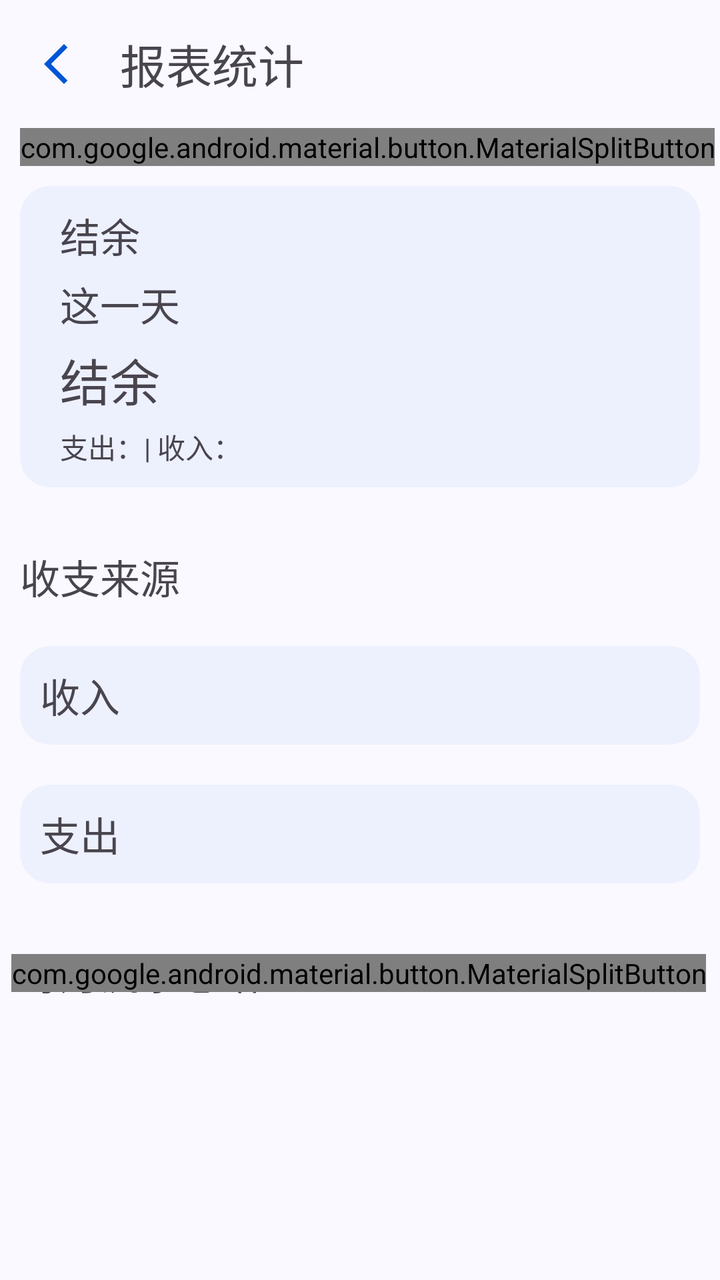
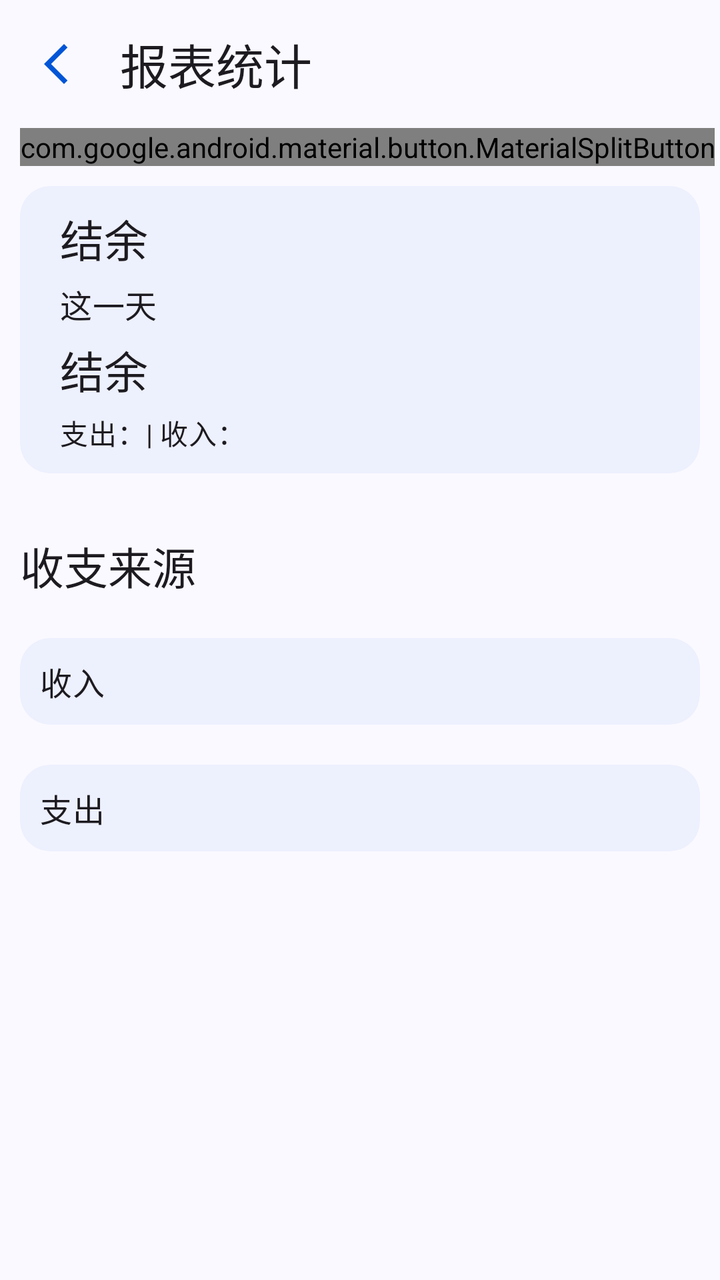

An Android layout rendered at two revisions. The XML below is the earlier revision; the diff shows what the commit changed to produce the second picture.
<!-- AndroidManifest.xml: application theme Theme.ManagerAssistant.Static -->
<!-- res/layout/activity_report.xml -->
<?xml version="1.0" encoding="utf-8"?>
<androidx.constraintlayout.widget.ConstraintLayout xmlns:android="http://schemas.android.com/apk/res/android"
    xmlns:app="http://schemas.android.com/apk/res-auto"
    xmlns:tools="http://schemas.android.com/tools"
    style="@style/CommonPageStyle"
    android:layout_width="match_parent"
    android:layout_height="match_parent"
    tools:context=".ui.pages.home.report.ReportActivity">

    <com.google.android.material.appbar.MaterialToolbar
        android:id="@+id/toolbar"
        android:layout_width="match_parent"
        android:layout_height="?attr/actionBarSize"
        app:layout_constraintEnd_toEndOf="parent"
        app:layout_constraintStart_toStartOf="parent"
        app:layout_constraintTop_toTopOf="parent"
        app:navigationIcon="@drawable/baseline_arrow_back_ios_new_24"
        app:title="@string/title_report" />

    <com.google.android.material.button.MaterialSplitButton
        android:id="@+id/date_select_split_btn"
        android:layout_width="wrap_content"
        android:layout_height="wrap_content"
        android:layout_marginStart="10dp"
        app:layout_constraintStart_toStartOf="parent"
        app:layout_constraintTop_toBottomOf="@id/toolbar">

        <com.google.android.material.button.MaterialButton
            android:id="@+id/report_date_select_btn"
            style="?attr/materialSplitButtonLeadingFilledStyle"
            android:layout_width="wrap_content"
            android:layout_height="wrap_content"
            android:text="@string/date"
            app:icon="@drawable/baseline_calendar_month_24" />

        <com.google.android.material.button.MaterialButton
            android:id="@+id/date_range_select_btn"
            style="?attr/materialSplitButtonIconFilledStyle"
            android:layout_width="wrap_content"
            android:layout_height="wrap_content"
            app:icon="@drawable/baseline_unfold_more_24" />
    </com.google.android.material.button.MaterialSplitButton>

    <androidx.core.widget.NestedScrollView
        android:layout_width="match_parent"
        android:layout_height="0dp"
        android:orientation="vertical"
        app:layout_constraintBottom_toBottomOf="parent"
        app:layout_constraintTop_toBottomOf="@id/date_select_split_btn">

        <LinearLayout
            android:layout_width="match_parent"
            android:layout_height="0dp"
            android:orientation="vertical">

            <com.google.android.material.card.MaterialCardView
                android:id="@+id/report_balance_cardview"
                style="@style/ContentCardStyle"
                android:layout_width="match_parent"
                android:layout_height="wrap_content">

                <LinearLayout
                    android:layout_width="match_parent"
                    android:layout_height="match_parent"
                    android:orientation="vertical"
                    android:padding="5dp">

                    <com.google.android.material.textview.MaterialTextView
                        style="@style/ReportInfoTextViewStyle"
                        android:layout_width="wrap_content"
                        android:layout_height="wrap_content"
                        android:text="@string/balance"
                        android:textSize="20sp" />

                    <com.google.android.material.textview.MaterialTextView
                        android:id="@+id/date_range_text"
                        style="@style/ReportInfoTextViewStyle"
                        android:layout_width="wrap_content"
                        android:layout_height="wrap_content"
                        android:text="@string/today"
                        android:textSize="20sp" />

                    <com.google.android.material.textview.MaterialTextView
                        android:id="@+id/balance_text"
                        style="@style/ReportInfoTextViewStyle"
                        android:layout_width="wrap_content"
                        android:layout_height="wrap_content"
                        android:text="@string/balance"
                        android:textSize="25sp" />

                    <com.google.android.material.textview.MaterialTextView
                        android:id="@+id/expense_income_text"
                        style="@style/ReportInfoTextViewStyle"
                        android:layout_width="wrap_content"
                        android:layout_height="wrap_content"
                        android:paddingBottom="5dp"
                        android:text="@string/expense_and_income" />
                </LinearLayout>
            </com.google.android.material.card.MaterialCardView>

            
            <LinearLayout
                android:id="@+id/expense_income_layout"
                android:layout_width="match_parent"
                android:layout_height="wrap_content"
                android:layout_marginTop="10dp"
                android:orientation="vertical">

                <com.google.android.material.textview.MaterialTextView
                    style="@style/LabelTextViewStyle"
                    android:layout_width="wrap_content"
                    android:layout_height="wrap_content"
                    android:text="@string/expenditure_income_source" />

                <com.google.android.material.card.MaterialCardView
                    android:id="@+id/income_source_card"
                    style="@style/ContentCardStyle"
                    android:layout_width="match_parent"
                    android:layout_height="wrap_content">

                    <LinearLayout
                        android:layout_width="match_parent"
                        android:layout_height="wrap_content"
                        android:orientation="vertical">

                        <com.google.android.material.textview.MaterialTextView
                            style="@style/LabelTextViewStyle"
                            android:layout_width="wrap_content"
                            android:layout_height="wrap_content"
                            android:text="@string/income" />

                        <androidx.recyclerview.widget.RecyclerView
                            android:id="@+id/income_source_recycler"
                            android:layout_width="match_parent"
                            android:layout_height="wrap_content"
                            android:nestedScrollingEnabled="false"
                            android:orientation="vertical"
                            app:layoutManager="androidx.recyclerview.widget.LinearLayoutManager" />
                    </LinearLayout>
                </com.google.android.material.card.MaterialCardView>

                <com.google.android.material.card.MaterialCardView
                    android:id="@+id/expense_source_card"
                    style="@style/ContentCardStyle"
                    android:layout_width="match_parent"
                    android:layout_height="wrap_content">

                    <LinearLayout
                        android:layout_width="match_parent"
                        android:layout_height="wrap_content"
                        android:orientation="vertical">

                        <com.google.android.material.textview.MaterialTextView
                            style="@style/LabelTextViewStyle"
                            android:layout_width="wrap_content"
                            android:layout_height="wrap_content"
                            android:text="@string/expense" />

                        <androidx.recyclerview.widget.RecyclerView
                            android:id="@+id/expense_source_recycler"
                            android:layout_width="match_parent"
                            android:layout_height="wrap_content"
                            android:nestedScrollingEnabled="false"
                            android:orientation="vertical"
                            app:layoutManager="androidx.recyclerview.widget.LinearLayoutManager" />
                    </LinearLayout>
                </com.google.android.material.card.MaterialCardView>
            </LinearLayout>

            
            <LinearLayout
                android:id="@+id/month_account_layout"
                android:layout_width="match_parent"
                android:layout_height="wrap_content"
                android:layout_marginTop="10dp"
                android:orientation="vertical"
                android:visibility="visible">

                <androidx.constraintlayout.widget.ConstraintLayout
                    android:layout_width="match_parent"
                    android:layout_height="wrap_content"
                    android:orientation="horizontal">

                    <com.google.android.material.textview.MaterialTextView
                        style="@style/LabelTextViewStyle"
                        android:layout_width="wrap_content"
                        android:layout_height="wrap_content"
                        android:layout_gravity="center_vertical"
                        android:text="@string/running_account_every_month"
                        app:layout_constraintBottom_toBottomOf="parent"
                        app:layout_constraintStart_toStartOf="parent"
                        app:layout_constraintTop_toTopOf="parent" />

                    <com.google.android.material.button.MaterialSplitButton
                        android:layout_width="wrap_content"
                        android:layout_height="wrap_content"
                        android:layout_marginEnd="7dp"
                        app:layout_constraintBottom_toBottomOf="parent"
                        app:layout_constraintEnd_toEndOf="parent"
                        app:layout_constraintTop_toTopOf="parent">

                        <com.google.android.material.button.MaterialButton
                            android:id="@+id/month_account_type_leading_btn"
                            style="?attr/materialSplitButtonLeadingFilledStyle"
                            android:layout_width="wrap_content"
                            android:layout_height="wrap_content"
                            android:text="@string/balance" />

                        <com.google.android.material.button.MaterialButton
                            android:id="@+id/month_account_type_select_btn"
                            style="?attr/materialSplitButtonIconFilledStyle"
                            android:layout_width="wrap_content"
                            android:layout_height="wrap_content"
                            app:icon="@drawable/baseline_unfold_more_24"
                            app:iconGravity="textStart" />
                    </com.google.android.material.button.MaterialSplitButton>
                </androidx.constraintlayout.widget.ConstraintLayout>

                <com.google.android.material.card.MaterialCardView
                    style="@style/ContentCardStyle"
                    android:layout_width="match_parent"
                    android:layout_height="wrap_content">

                    <androidx.recyclerview.widget.RecyclerView
                        android:id="@+id/month_account_recycler"
                        android:layout_width="match_parent"
                        android:layout_height="wrap_content"
                        android:nestedScrollingEnabled="false"
                        app:layoutManager="androidx.recyclerview.widget.LinearLayoutManager" />
                </com.google.android.material.card.MaterialCardView>
            </LinearLayout>
        </LinearLayout>
    </androidx.core.widget.NestedScrollView>
</androidx.constraintlayout.widget.ConstraintLayout>
<!-- resources referenced by this layout -->
<resources>
  <!-- drawable baseline_arrow_back_ios_new_24 (drawable) -->
  <vector xmlns:android="http://schemas.android.com/apk/res/android" android:height="24dp" android:tint="#000000" android:viewportHeight="24" android:viewportWidth="24" android:width="24dp">
        
      <path android:fillColor="@android:color/white" android:pathData="M17.77,3.77l-1.77,-1.77l-10,10l10,10l1.77,-1.77l-8.23,-8.23z"/>
      
  </vector>
  <!-- drawable baseline_calendar_month_24 (drawable) -->
  <vector xmlns:android="http://schemas.android.com/apk/res/android" android:height="24dp" android:tint="#000000" android:viewportHeight="24" android:viewportWidth="24" android:width="24dp">
        
      <path android:fillColor="@android:color/white" android:pathData="M19,4h-1V2h-2v2H8V2H6v2H5C3.89,4 3.01,4.9 3.01,6L3,20c0,1.1 0.89,2 2,2h14c1.1,0 2,-0.9 2,-2V6C21,4.9 20.1,4 19,4zM19,20H5V10h14V20zM9,14H7v-2h2V14zM13,14h-2v-2h2V14zM17,14h-2v-2h2V14zM9,18H7v-2h2V18zM13,18h-2v-2h2V18zM17,18h-2v-2h2V18z"/>
      
  </vector>
  <!-- drawable baseline_unfold_more_24 (drawable) -->
  <vector xmlns:android="http://schemas.android.com/apk/res/android" android:height="24dp" android:tint="#000000" android:viewportHeight="24" android:viewportWidth="24" android:width="24dp">
        
      <path android:fillColor="@android:color/white" android:pathData="M12,5.83L15.17,9l1.41,-1.41L12,3 7.41,7.59 8.83,9 12,5.83zM12,18.17L8.83,15l-1.41,1.41L12,21l4.59,-4.59L15.17,15 12,18.17z"/>
      
  </vector>
  <string name="balance">结余</string>
  <string name="date">日期</string>
  <string name="expenditure_income_source">收支来源</string>
  <string name="expense">支出</string>
  <string name="expense_and_income">支出：| 收入：</string>
  <string name="income">收入</string>
  <string name="running_account_every_month">每月流水总结</string>
  <string name="title_report">报表统计</string>
  <string name="today">这一天</string>
  <style name="CommonPageStyle">
          <item name="android:fitsSystemWindows">true</item>
          <item name="android:background">?attr/colorSurface</item>
      </style>
  <style name="ContentCardStyle">
          <item name="cardBackgroundColor">@color/card_background_color</item>
          <item name="cardCornerRadius">15dp</item>
          <item name="strokeColor">@android:color/transparent</item>
          <item name="android:layout_marginTop">10dp</item>
          <item name="android:layout_marginStart">10dp</item>
          <item name="android:layout_marginEnd">10dp</item>
          <item name="android:layout_marginBottom">10dp</item>
      </style>
  <style name="LabelTextViewStyle">
          <item name="android:paddingStart">10dp</item>
          <item name="android:paddingEnd">10dp</item>
          <item name="android:paddingTop">10dp</item>
          <item name="android:paddingBottom">10dp</item>
          <item name="android:textSize">20sp</item>
      </style>
  <style name="ReportInfoTextViewStyle">
          <item name="android:paddingTop">5dp</item>
          <item name="android:paddingStart">15dp</item>
      </style>
  <color name="color_primary">#0055d6</color>
  <color name="color_on_primary">#ffffff</color>
  <color name="color_primary_container">#d8e1fe</color>
  <color name="color_secondary_container">#e0e1ff</color>
  <color name="color_surface">#faf9ff</color>
  <color name="color_surface_container">#ebedfa</color>
  <color name="color_surface_container_low">#edeffc</color>
  <style name="ToolBarStyle" parent="Widget.Material3.Toolbar">
          <item name="android:backgroundTint">?attr/colorSurface</item>
          <item name="navigationIconTint">?attr/colorPrimary</item>
          <item name="contentInsetStart">10dp</item>
          <item name="titleTextAppearance">@style/TitleStyle</item>
      </style>
  <style name="TitleStyle">
          <item name="android:textSize">23sp</item>
      </style>
  <!-- unchanged entries left out for length: 1 -->
</resources>

<!-- the commit's change to res/layout/activity_report.xml (unified diff, before → after) -->
@@ -70,7 +70,7 @@
                         android:layout_width="wrap_content"
                         android:layout_height="wrap_content"
                         android:text="@string/balance"
-                        android:textSize="20sp" />
+                        android:textAppearance="?attr/textAppearanceTitleLarge" />
 
                     <com.google.android.material.textview.MaterialTextView
                         android:id="@+id/date_range_text"
@@ -78,7 +78,7 @@
                         android:layout_width="wrap_content"
                         android:layout_height="wrap_content"
                         android:text="@string/today"
-                        android:textSize="20sp" />
+                        android:textAppearance="?attr/textAppearanceTitleMedium" />
 
                     <com.google.android.material.textview.MaterialTextView
                         android:id="@+id/balance_text"
@@ -86,7 +86,7 @@
                         android:layout_width="wrap_content"
                         android:layout_height="wrap_content"
                         android:text="@string/balance"
-                        android:textSize="25sp" />
+                        android:textAppearance="?attr/textAppearanceTitleLarge" />
 
                     <com.google.android.material.textview.MaterialTextView
                         android:id="@+id/expense_income_text"
@@ -94,7 +94,8 @@
                         android:layout_width="wrap_content"
                         android:layout_height="wrap_content"
                         android:paddingBottom="5dp"
-                        android:text="@string/expense_and_income" />
+                        android:text="@string/expense_and_income"
+                        android:textAppearance="?attr/textAppearanceBodyMedium" />
                 </LinearLayout>
             </com.google.android.material.card.MaterialCardView>
 
@@ -107,10 +108,11 @@
                 android:orientation="vertical">
 
                 <com.google.android.material.textview.MaterialTextView
-                    style="@style/LabelTextViewStyle"
+                    style="@style/MediumTitleTextViewStyle"
                     android:layout_width="wrap_content"
                     android:layout_height="wrap_content"
-                    android:text="@string/expenditure_income_source" />
+                    android:text="@string/expenditure_income_source"
+                    android:textAppearance="?attr/textAppearanceTitleLarge" />
 
                 <com.google.android.material.card.MaterialCardView
                     android:id="@+id/income_source_card"
@@ -124,7 +126,7 @@
                         android:orientation="vertical">
 
                         <com.google.android.material.textview.MaterialTextView
-                            style="@style/LabelTextViewStyle"
+                            style="@style/MediumTitleTextViewStyle"
                             android:layout_width="wrap_content"
                             android:layout_height="wrap_content"
                             android:text="@string/income" />
@@ -151,7 +153,7 @@
                         android:orientation="vertical">
 
                         <com.google.android.material.textview.MaterialTextView
-                            style="@style/LabelTextViewStyle"
+                            style="@style/MediumTitleTextViewStyle"
                             android:layout_width="wrap_content"
                             android:layout_height="wrap_content"
                             android:text="@string/expense" />
@@ -174,7 +176,7 @@
                 android:layout_height="wrap_content"
                 android:layout_marginTop="10dp"
                 android:orientation="vertical"
-                android:visibility="visible">
+                android:visibility="gone">
 
                 <androidx.constraintlayout.widget.ConstraintLayout
                     android:layout_width="match_parent"
@@ -182,7 +184,7 @@
                     android:orientation="horizontal">
 
                     <com.google.android.material.textview.MaterialTextView
-                        style="@style/LabelTextViewStyle"
+                        style="@style/LargeTitleTextViewStyle"
                         android:layout_width="wrap_content"
                         android:layout_height="wrap_content"
                         android:layout_gravity="center_vertical"
<!-- resource entries referenced after the edit -->
@@ -40,16 +40,21 @@
           <item name="android:layout_marginEnd">10dp</item>
           <item name="android:layout_marginBottom">10dp</item>
       </style>
-  <style name="LabelTextViewStyle">
+  <style name="LargeTitleTextViewStyle" parent="TextViewStyleBase">
+          <item name="android:textAppearance">?attr/textAppearanceTitleLarge</item>
+      </style>
+  <style name="MediumTitleTextViewStyle" parent="TextViewStyleBase">
+          <item name="android:textAppearance">?attr/textAppearanceTitleMedium</item>
+      </style>
+  <style name="ReportInfoTextViewStyle">
+          <item name="android:paddingTop">5dp</item>
+          <item name="android:paddingStart">15dp</item>
+      </style>
+  <style name="TextViewStyleBase">
           <item name="android:paddingStart">10dp</item>
           <item name="android:paddingEnd">10dp</item>
           <item name="android:paddingTop">10dp</item>
           <item name="android:paddingBottom">10dp</item>
-          <item name="android:textSize">20sp</item>
-      </style>
-  <style name="ReportInfoTextViewStyle">
-          <item name="android:paddingTop">5dp</item>
-          <item name="android:paddingStart">15dp</item>
       </style>
   <color name="color_primary">#0055d6</color>
   <color name="color_on_primary">#ffffff</color>
@@ -62,10 +67,7 @@
           <item name="android:backgroundTint">?attr/colorSurface</item>
           <item name="navigationIconTint">?attr/colorPrimary</item>
           <item name="contentInsetStart">10dp</item>
-          <item name="titleTextAppearance">@style/TitleStyle</item>
-      </style>
-  <style name="TitleStyle">
-          <item name="android:textSize">23sp</item>
+          <item name="titleTextAppearance">?attr/textAppearanceHeadlineSmall</item>
       </style>
   <!-- unchanged entries left out for length: 1 -->
 </resources>
